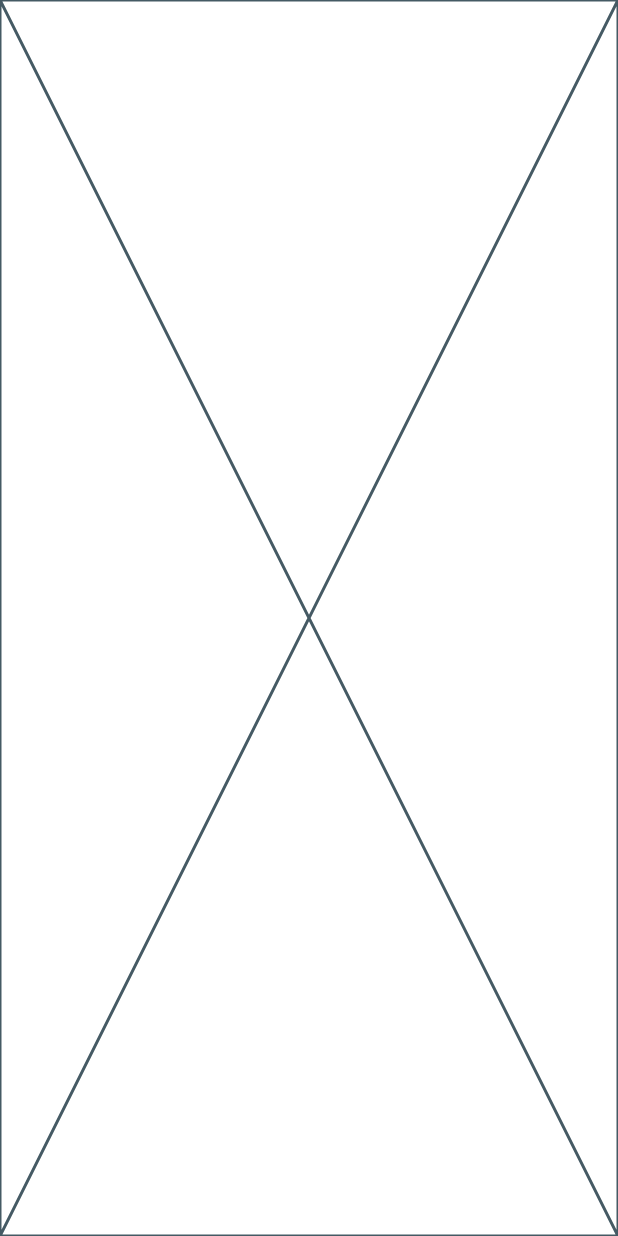
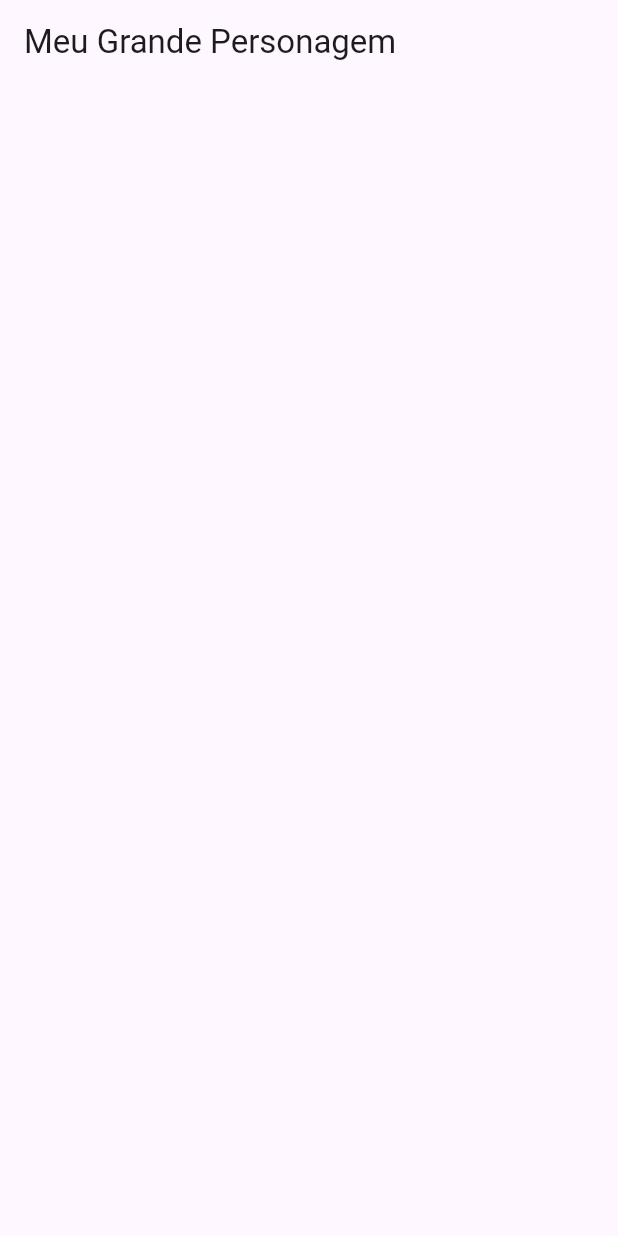
Before and after one commit to ricarthlima/flutter_great_character, a Flutter app: the screen it shows after launch, on a phone screen of 412 x 824 dp. Run offline on Flutter 3.47's test engine with Material 3 defaults, Android fonts, the phone set to English and light mode, and no system bars.

Commit message:
titulo da pagina

```diff
--- a/lib/screens/home_screen.dart
+++ b/lib/screens/home_screen.dart
@@ -5,6 +5,10 @@ class HomeScreen extends StatelessWidget {
 
   @override
   Widget build(BuildContext context) {
-    return const Placeholder();
+    return Scaffold(
+      appBar: AppBar(
+        title: const Text("Meu Grande Personagem"),
+      ),
+    );
   }
 }
```
